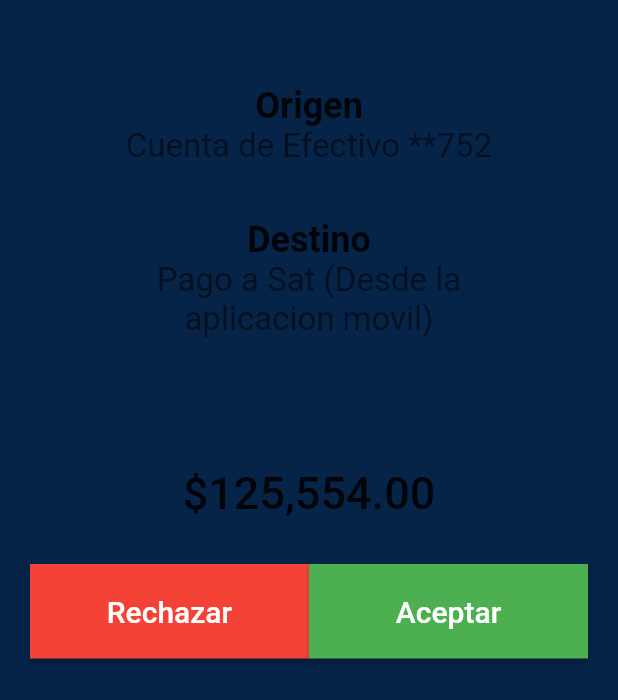
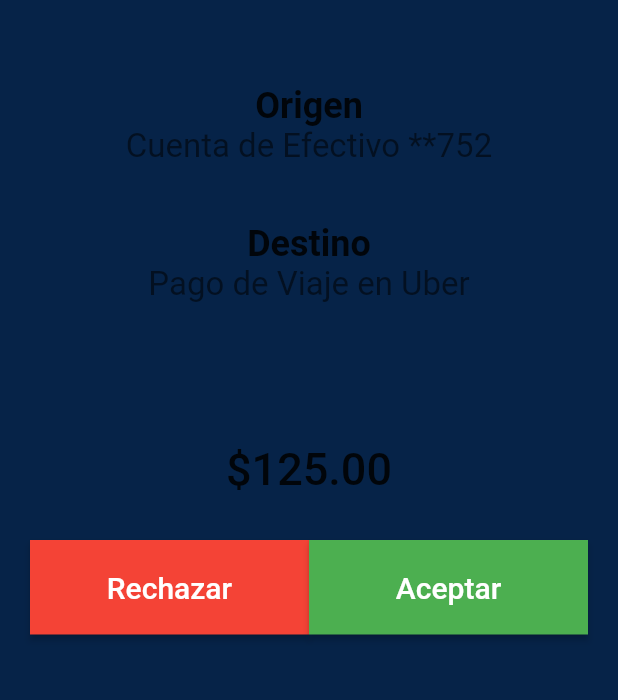
Before and after one commit to claudiocoder/bbva_hackaton_abi, a Flutter app: the TicketPage screen opened by its route, on a phone screen of 412 x 824 dp. Shown: the top 700 px of the screen. Run offline on Flutter 3.47's test engine with Material 2 defaults, Android fonts, the phone set to English and light mode, and no system bars; our stand-ins replace audioplayers, firebase_auth, firebase_core, firebase_database, firebase_messaging, image_picker and 4 more; missing offline and left inert: dart:ffi, encrypt, flutter_audio_recorder, flutter_ticket_widget, pointycastle; accounts and stored records are empty.

Commit message:
feat: change text

```diff
--- a/lib/ui/ticket/ticket.dart
+++ b/lib/ui/ticket/ticket.dart
@@ -34,7 +34,7 @@
           body: ListView(
               padding: EdgeInsets.symmetric(horizontal: 20, vertical: 40),
               children: [
-                _template(info['source'], info['destination'], 125554.0)
+                _template(info['source'], info['destination'], 125.0)
               ])),
     );
   }
@@ -51,7 +51,7 @@
               mainAxisAlignment: MainAxisAlignment.end,
               children: [
                 _sourceAndDesination('Origen', 'Cuenta de Efectivo **752'),
-                _sourceAndDesination('Destino', 'Pago a Sat (Desde la aplicacion movil)'),
+                _sourceAndDesination('Destino', 'Pago de Viaje en Uber'),
                 Container(
                   color: Color.fromRGBO(6, 35, 72, 1),
                   margin: EdgeInsets.symmetric(horizontal: 100, vertical: 20),
```
